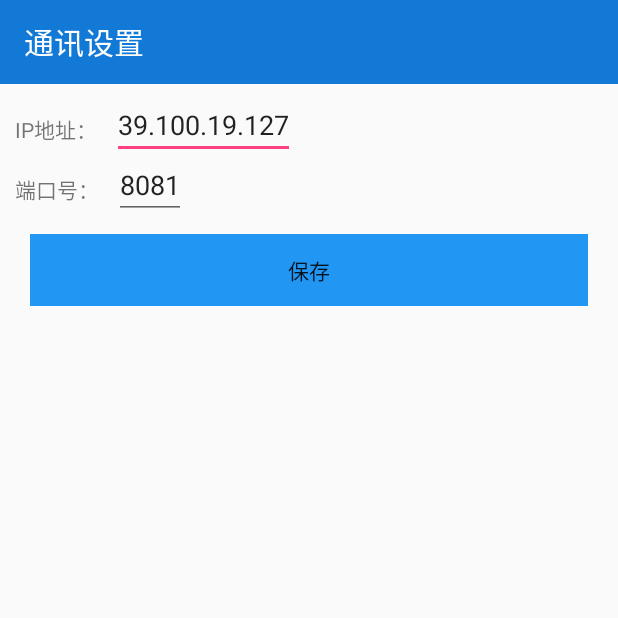
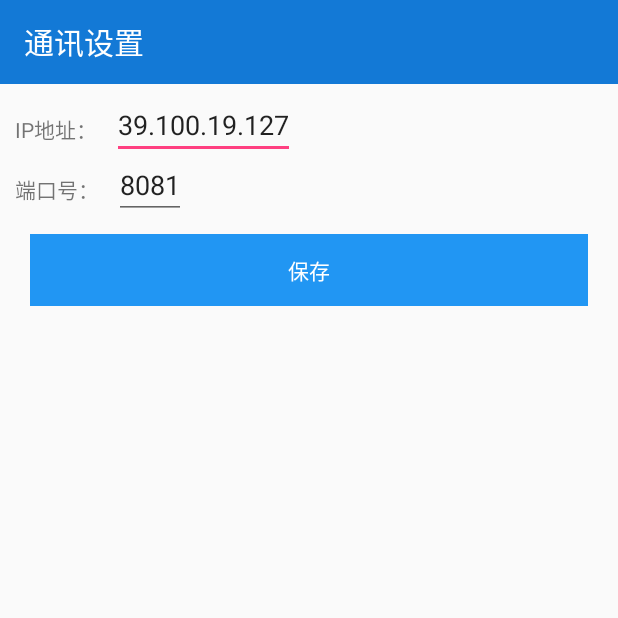
Before and after one commit to GitYeJiaWei/TurnoverBox, an Android app: the InformActivity screen opened directly, with no data from a screen before it, on a phone screen of 412 x 824 dp, the top half of it. Run offline under Robolectric (Android 15) with nearby library versions, the light colour scheme and no system bars; our stand-ins replace ButterKnife, EventBus.

Commit message:
周转箱

```diff
--- a/app/src/main/java/com/city/trash/ui/activity/LeaseActivity.java
+++ b/app/src/main/java/com/city/trash/ui/activity/LeaseActivity.java
@@ -280,7 +280,6 @@ public class LeaseActivity extends BaseActivity<CreatRentPresenter> implements C
             epc.setData2(name);
             epc.setData3(num);
             epc.setData4(aCache.getAsString("username"));
-
             //使用getAsObject()，直接进行强转
             ArrayList<EPC> leaseResultlist = (ArrayList<EPC>) aCache.getAsObject("leaseResult");
             if (leaseResultlist==null){
@@ -289,6 +288,7 @@ public class LeaseActivity extends BaseActivity<CreatRentPresenter> implements C
             leaseResultlist.add(epc);
             aCache.put("leaseResult",leaseResultlist,ACache.TIME_DAY);
             startActivity(new Intent(this,MainActivity.class));
+            finish();
         }else {
             ToastUtil.toast(baseBean.getMessage());
         }
--- a/app/src/main/java/com/city/trash/ui/activity/ReturnActivity.java
+++ b/app/src/main/java/com/city/trash/ui/activity/ReturnActivity.java
@@ -145,6 +145,9 @@ public class ReturnActivity extends BaseActivity<ReturnPresenter> implements Ret
             return;
         }
         if (baseBean.getCode()==0 && baseBean.getData().size()>0){
+            if (a==2){
+                readTag(a);
+            }
             String TID = tvTid.getText().toString();
             String Name = tvName.getText().toString();
             Intent intent = new Intent(ReturnActivity.this,ReturnCommitActivity.class);
--- a/app/src/main/java/com/city/trash/ui/activity/ReturnCommitActivity.java
+++ b/app/src/main/java/com/city/trash/ui/activity/ReturnCommitActivity.java
@@ -174,6 +174,7 @@ public class ReturnCommitActivity extends BaseActivity<CreateReturnPresenter> im
             leaseResultlist.add(epc);
             aCache.put("returnResult",leaseResultlist,ACache.TIME_DAY);
             startActivity(new Intent(this,MainActivity.class));
+            finish();
         }else {
             ToastUtil.toast(baseBean.getMessage());
         }
--- a/app/src/main/res/layout/activity_inform.xml
+++ b/app/src/main/res/layout/activity_inform.xml
@@ -49,5 +49,6 @@
         android:layout_width="match_parent"
         android:layout_height="wrap_content"
         android:background="@color/md_blue_500"
+        android:textColor="@color/white"
         android:text="@string/save"/>
 </LinearLayout>
--- a/app/src/main/res/layout/activity_user.xml
+++ b/app/src/main/res/layout/activity_user.xml
@@ -95,5 +95,6 @@
         android:layout_width="match_parent"
         android:layout_height="wrap_content"
         android:background="@color/md_blue_500"
+        android:textColor="@color/white"
         android:text="@string/save"/>
 </LinearLayout>
```
